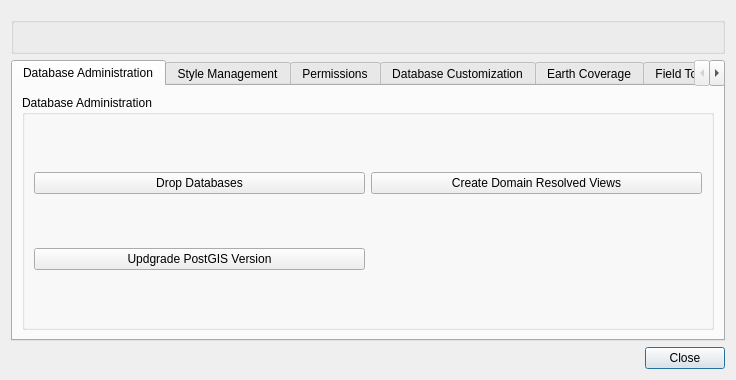
Above: ServerTools/batchDbManager.ui from dsgoficial/DsgTools before the change. Below: the same form after it.
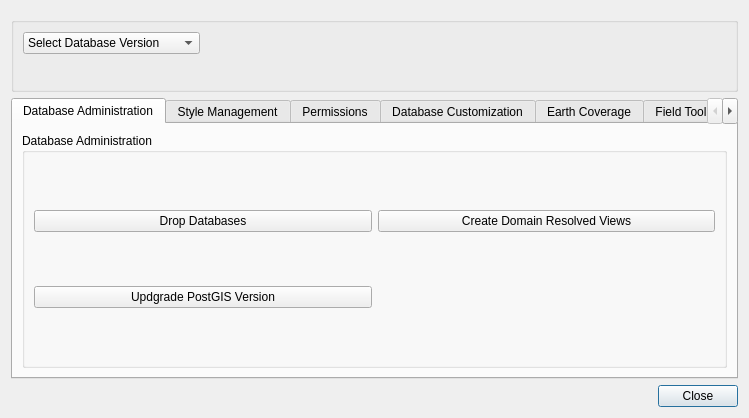
That is the form after the change. Custom widgets are drawn as their Qt base class.

The edit to the form file:
```diff
--- a/ServerTools/batchDbManager.ui
+++ b/ServerTools/batchDbManager.ui
@@ -7,7 +7,7 @@
     <x>0</x>
     <y>0</y>
     <width>736</width>
-    <height>380</height>
+    <height>418</height>
    </rect>
   </property>
   <property name="sizePolicy">
@@ -42,6 +42,49 @@
      </property>
      <layout class="QGridLayout" name="gridLayout_12">
       <item row="0" column="0">
+       <widget class="QComboBox" name="edgvComboFilter">
+        <property name="sizePolicy">
+         <sizepolicy hsizetype="Fixed" vsizetype="Fixed">
+          <horstretch>0</horstretch>
+          <verstretch>0</verstretch>
+         </sizepolicy>
+        </property>
+        <item>
+         <property name="text">
+          <string>Select Database Version</string>
+         </property>
+        </item>
+        <item>
+         <property name="text">
+          <string>Load EDGV v. 2.1.3</string>
+         </property>
+        </item>
+        <item>
+         <property name="text">
+          <string>Load EDGV v. FTer_2a_Ed</string>
+         </property>
+        </item>
+        <item>
+         <property name="text">
+          <string>Load Non EDGV</string>
+         </property>
+        </item>
+       </widget>
+      </item>
+      <item row="0" column="1">
+       <spacer name="horizontalSpacer_2">
+        <property name="orientation">
+         <enum>Qt::Horizontal</enum>
+        </property>
+        <property name="sizeHint" stdset="0">
+         <size>
+          <width>520</width>
+          <height>20</height>
+         </size>
+        </property>
+       </spacer>
+      </item>
+      <item row="1" column="0" colspan="2">
        <widget class="CustomSelector" name="dbsCustomSelector" native="true">
         <property name="sizePolicy">
          <sizepolicy hsizetype="MinimumExpanding" vsizetype="MinimumExpanding">
```
